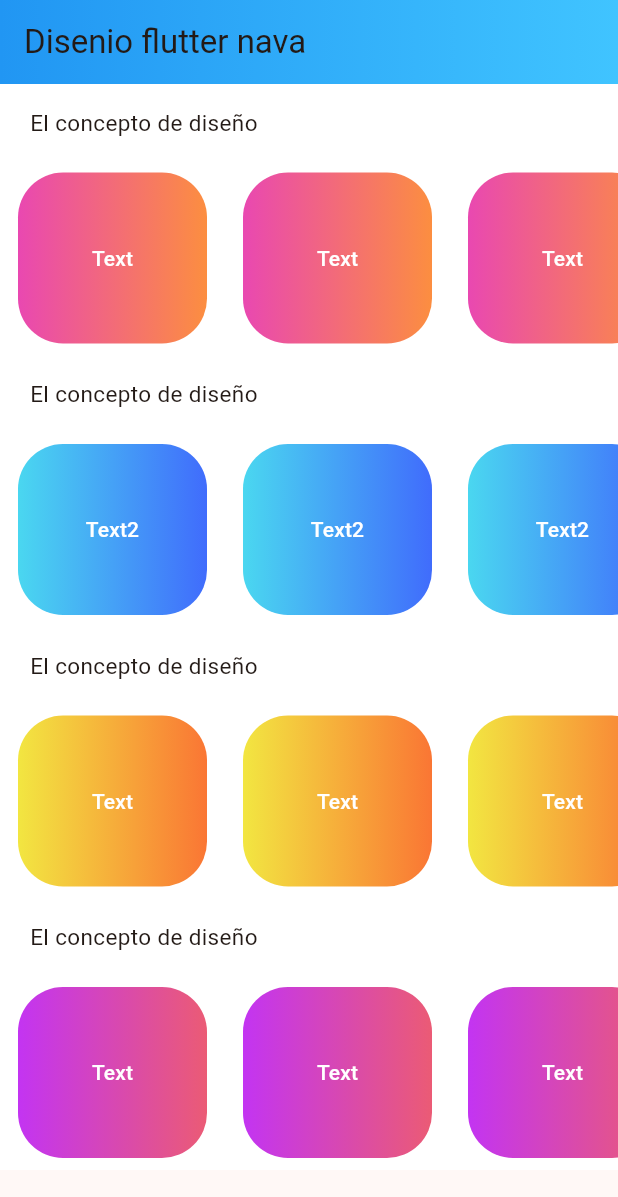
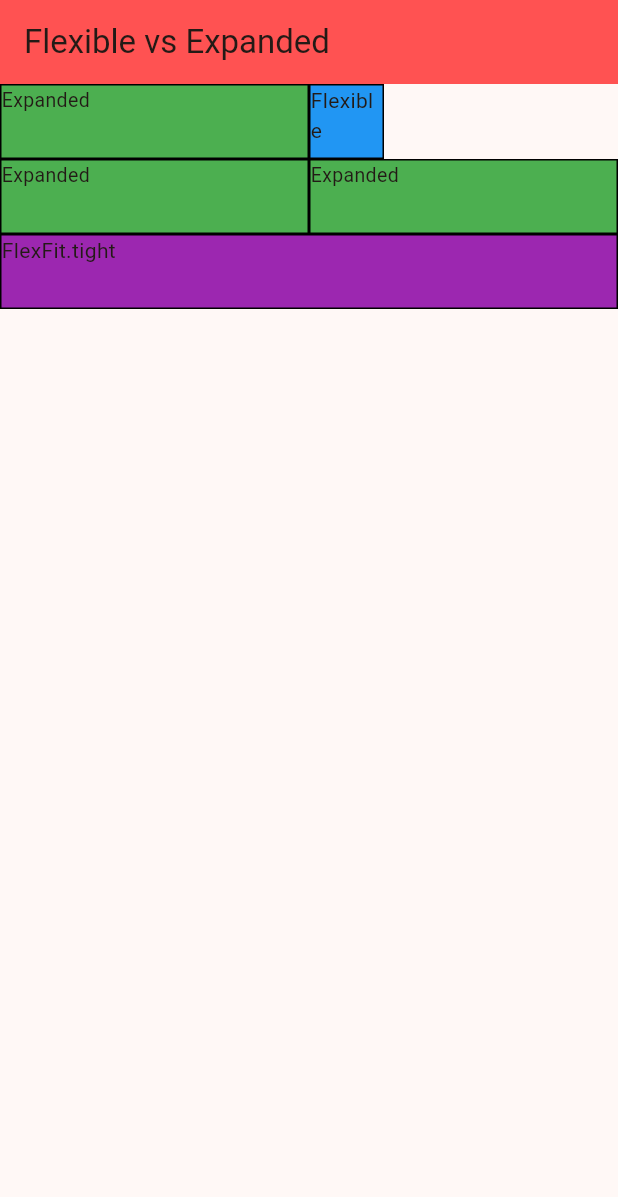
Before and after one commit to Eliseo128/NavaFlutterDAMoviles-Enero-25, a Flutter app: the screen it shows after launch, on a phone screen of 412 x 824 dp. Shown: the top 1197 px of the screen. Run offline on Flutter 3.47's test engine with Material 3 defaults, Android fonts, the phone set to English and light mode, and no system bars.

Commit message:
flexible expanded

```diff
--- a/lib/filas_listview_botones.dart
+++ /dev/null
@@ -1,82 +0,0 @@
-import 'package:flutter/material.dart';
-import 'package:myapp/los_Botone_x_filas.dart';
-
-class Row4 extends StatelessWidget {
-  const Row4({
-    super.key,
-  });
-
-  @override
-  Widget build(BuildContext context) {
-    return ListView(
-      scrollDirection: Axis.horizontal,
-      children: const [
-        RowButton4(),
-        RowButton4(),
-        RowButton4(),
-        RowButton4(),
-        RowButton4(),
-      ],
-    );
-  }
-}
-
-class Row3 extends StatelessWidget {
-  const Row3({
-    super.key,
-  });
-
-  @override
-  Widget build(BuildContext context) {
-    return ListView(
-      scrollDirection: Axis.horizontal,
-      children: const [
-        RowButton3(),
-        RowButton3(),
-        RowButton3(),
-        RowButton3(),
-        RowButton3(),
-      ],
-    );
-  }
-}
-
-class Row2 extends StatelessWidget {
-  const Row2({
-    Key? key,
-  }) : super(key: key);
-
-  @override
-  Widget build(BuildContext context) {
-    return ListView(
-      scrollDirection: Axis.horizontal,
-      children: const [
-        RowButton2(),
-        RowButton2(),
-        RowButton2(),
-        RowButton2(),
-        RowButton2(),
-      ],
-    );
-  }
-}
-
-class Row1 extends StatelessWidget {
-  const Row1({
-    super.key,
-  });
-
-  @override
-  Widget build(BuildContext context) {
-    return ListView(
-      scrollDirection: Axis.horizontal,
-      children: const [
-        RowButton1(),
-        RowButton1(),
-        RowButton1(),
-        RowButton1(),
-        RowButton1(),
-      ],
-    );
-  }
-}
--- a/lib/filatitulo.dart
+++ /dev/null
@@ -1,20 +0,0 @@
-import 'package:flutter/material.dart';
-
-class FilaTitulo extends StatelessWidget {
-  const FilaTitulo({
-    super.key,
-  });
-
-  @override
-  Widget build(BuildContext context) {
-    return const Padding(
-      padding: EdgeInsets.only(left: 20, top: 15, bottom: 15),
-      child: Text(
-        'El concepto de diseño',
-        style: TextStyle(
-          fontSize: 15,
-        ),
-      ),
-    );
-  }
-}
--- a/lib/homepage.dart
+++ /dev/null
@@ -1,63 +0,0 @@
-import 'package:flutter/material.dart';
-import 'package:myapp/filas_listview_botones.dart';
-import 'package:myapp/filatitulo.dart';
-
-class HomePage extends StatelessWidget {
-  const HomePage({super.key});
-
-  final String title = 'Disenio flutter nava';
-
-  @override
-  Widget build(BuildContext context) {
-    return Scaffold(
-      appBar: AppBar(
-        title: Text(title),
-        backgroundColor: Colors.deepPurpleAccent,
-        flexibleSpace: Container(
-          decoration: const BoxDecoration(
-              gradient: LinearGradient(
-                  begin: Alignment.centerLeft,
-                  end: Alignment.centerRight,
-                  colors: <Color>[Colors.blue, Colors.lightBlueAccent])),
-        ),
-      ),
-      body: SingleChildScrollView(
-        child: Container(
-          color: Colors.white,
-          child: Column(
-            crossAxisAlignment: CrossAxisAlignment.start,
-            children: <Widget>[
-              const FilaTitulo(),
-              Container(
-                margin: const EdgeInsets.symmetric(),
-                height: 130,
-                child: const Row1(),
-              ),
-              const SizedBox(),
-              const FilaTitulo(),
-              Container(
-                margin: const EdgeInsets.symmetric(),
-                height: 130,
-                child: const Row2(),
-              ),
-              const SizedBox(),
-              const FilaTitulo(),
-              Container(
-                margin: const EdgeInsets.symmetric(),
-                height: 130,
-                child: const Row3(),
-              ),
-              const SizedBox(),
-              const FilaTitulo(),
-              Container(
-                margin: const EdgeInsets.symmetric(),
-                height: 130,
-                child: const Row4(),
-              ),
-            ],
-          ),
-        ),
-      ),
-    );
-  }
-}
--- /dev/null
+++ b/lib/las_cajas_de_colores.dart
@@ -0,0 +1,56 @@
+import 'package:flutter/material.dart';
+
+class GreenBox extends StatelessWidget {
+  const GreenBox({super.key});
+
+  @override
+  Widget build(BuildContext context) {
+    return Container(
+      width: 50,
+      height: 50,
+      decoration: BoxDecoration(
+        color: Colors.green,
+        border: Border.all(),
+      ),
+      child: const Text(
+        'Expanded',
+        style: TextStyle(fontSize: 13),
+      ),
+    );
+  }
+}
+
+
+class BlueBox extends StatelessWidget {
+  const BlueBox({super.key});
+
+  @override
+  Widget build(BuildContext context) {
+    return Container(
+      width: 50,
+      height: 50,
+      decoration: BoxDecoration(
+        color: Colors.blue,
+        border: Border.all(),
+      ),
+      child: const Text('Flexible'),
+    );
+  }
+}
+
+class PurpleBox extends StatelessWidget {
+  const PurpleBox({super.key});
+
+  @override
+  Widget build(BuildContext context) {
+    return Container(
+      width: 50,
+      height: 50,
+      decoration: BoxDecoration(
+        color: Colors.purple,
+        border: Border.all(),
+      ),
+      child: const Text('FlexFit.tight'),
+    );
+  }
+}
--- a/lib/los_Botone_x_filas.dart
+++ /dev/null
@@ -1,123 +0,0 @@
-
-
-import 'package:flutter/material.dart';
-
-class RowButton1 extends StatelessWidget {
-  const RowButton1({super.key});
-
-  @override
-  Widget build(BuildContext context) {
-    return SizedBox(
-        width: 150,
-        height: 200,
-        child: TextButton(
-            onPressed: () {},
-            child: Ink(
-                decoration: BoxDecoration(
-                  gradient: const LinearGradient(colors: [
-                    Color.fromARGB(255, 233, 72, 177),
-                    Color.fromARGB(255, 252, 142, 64)
-                  ], begin: Alignment.centerLeft, end: Alignment.centerRight),
-                  borderRadius: BorderRadius.circular(30.0),
-                ),
-                child: Container(
-                    constraints:
-                        const BoxConstraints(maxWidth: 300.0, minHeight: 50.0),
-                    alignment: Alignment.center,
-                    child: const Text(
-                      "Text",
-                      textAlign: TextAlign.center,
-                      style: TextStyle(color: Colors.white),
-                    )))));
-  }
-}
-
-class RowButton2 extends StatelessWidget {
-  const RowButton2({super.key});
-
-  @override
-  Widget build(BuildContext context) {
-    return SizedBox(
-        width: 150,
-        height: 200,
-        child: TextButton(
-            onPressed: () {},
-            child: Ink(
-                decoration: BoxDecoration(
-                  gradient: const LinearGradient(colors: [
-                    Color.fromARGB(255, 74, 215, 240),
-                    Color.fromARGB(255, 64, 108, 252)
-                  ], begin: Alignment.centerLeft, end: Alignment.centerRight),
-                  borderRadius: BorderRadius.circular(30.0),
-                ),
-                child: Container(
-                    constraints:
-                        const BoxConstraints(maxWidth: 300.0, minHeight: 50.0),
-                    alignment: Alignment.center,
-                    child: const Text(
-                      "Text2",
-                      textAlign: TextAlign.center,
-                      style: TextStyle(color: Colors.white),
-                    )))));
-  }
-}
-
-class RowButton3 extends StatelessWidget {
-  const RowButton3({super.key});
-
-  @override
-  Widget build(BuildContext context) {
-    return SizedBox(
-        width: 150,
-        height: 200,
-        child: TextButton(
-            onPressed: () {},
-            child: Ink(
-                decoration: BoxDecoration(
-                  gradient: const LinearGradient(colors: [
-                    Color.fromARGB(255, 242, 230, 65),
-                    Color.fromARGB(255, 250, 118, 52)
-                  ], begin: Alignment.centerLeft, end: Alignment.centerRight),
-                  borderRadius: BorderRadius.circular(30.0),
-                ),
-                child: Container(
-                    constraints:
-                        const BoxConstraints(maxWidth: 300.0, minHeight: 50.0),
-                    alignment: Alignment.center,
-                    child: const Text(
-                      "Text",
-                      textAlign: TextAlign.center,
-                      style: TextStyle(color: Colors.white),
-                    )))));
-  }
-}
-
-class RowButton4 extends StatelessWidget {
-  const RowButton4({super.key});
-
-  @override
-  Widget build(BuildContext context) {
-    return SizedBox(
-        width: 150,
-        height: 200,
-        child: TextButton(
-            onPressed: () {},
-            child: Ink(
-                decoration: BoxDecoration(
-                  gradient: const LinearGradient(colors: [
-                    Color.fromARGB(255, 195, 52, 242),
-                    Color.fromARGB(255, 235, 91, 117)
-                  ], begin: Alignment.centerLeft, end: Alignment.centerRight),
-                  borderRadius: BorderRadius.circular(30.0),
-                ),
-                child: Container(
-                    constraints:
-                        const BoxConstraints(maxWidth: 300.0, minHeight: 50.0),
-                    alignment: Alignment.center,
-                    child: const Text(
-                      "Text",
-                      textAlign: TextAlign.center,
-                      style: TextStyle(color: Colors.white),
-                    )))));
-  }
-}
--- a/lib/main.dart
+++ b/lib/main.dart
@@ -1,5 +1,5 @@
 import 'package:flutter/material.dart';
-import 'package:myapp/homepage.dart';
+import 'package:myapp/mis_widgets.dart';
 
 void main() => runApp(const MiAppRutas());
 
@@ -13,7 +13,7 @@ class MiAppRutas extends StatelessWidget {
       theme: ThemeData(
         colorScheme: ColorScheme.fromSeed(seedColor: Colors.brown),
       ),
-      home: const HomePage(),
+      home: const MiWidgets(),
     );
   }
 }
--- /dev/null
+++ b/lib/mis_widgets.dart
@@ -0,0 +1,48 @@
+import 'package:flutter/material.dart';
+import 'package:myapp/las_cajas_de_colores.dart';
+
+class MiWidgets extends StatelessWidget {
+  const MiWidgets({super.key});
+
+  @override
+  Widget build(BuildContext context) {
+    return Scaffold(
+        appBar: AppBar(
+          title: const Text('Flexible vs Expanded'),
+          backgroundColor: Colors.redAccent,
+        ),
+        body: const Column(
+          children: [
+            Row(
+              children: [
+                Expanded(
+                  child: GreenBox(),
+                ),
+                Flexible(
+                  flex: 1,
+                  child: BlueBox(),
+                ),
+              ],
+            ),
+            Row(
+              children: [
+                Expanded(
+                  child: GreenBox(),
+                ),
+                Expanded(
+                  child: GreenBox(),
+                )
+              ],
+            ),
+            Row(
+              children: [
+                Flexible(
+                  fit: FlexFit.tight,
+                  child: PurpleBox(),
+                )
+              ],
+            )
+          ],
+        ));
+  }
+}
```
Also changed, not shown: 1 other file.
